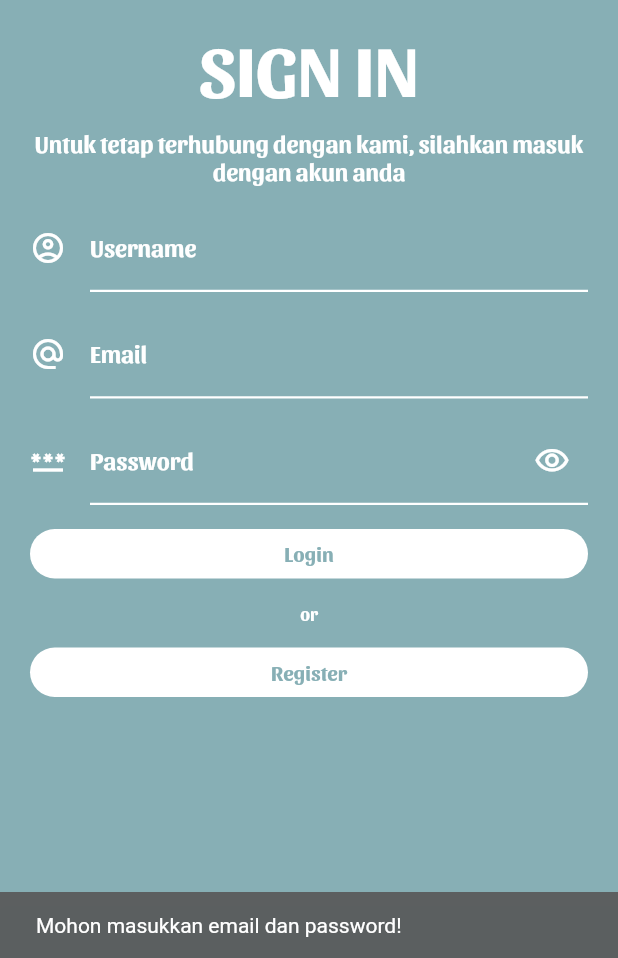
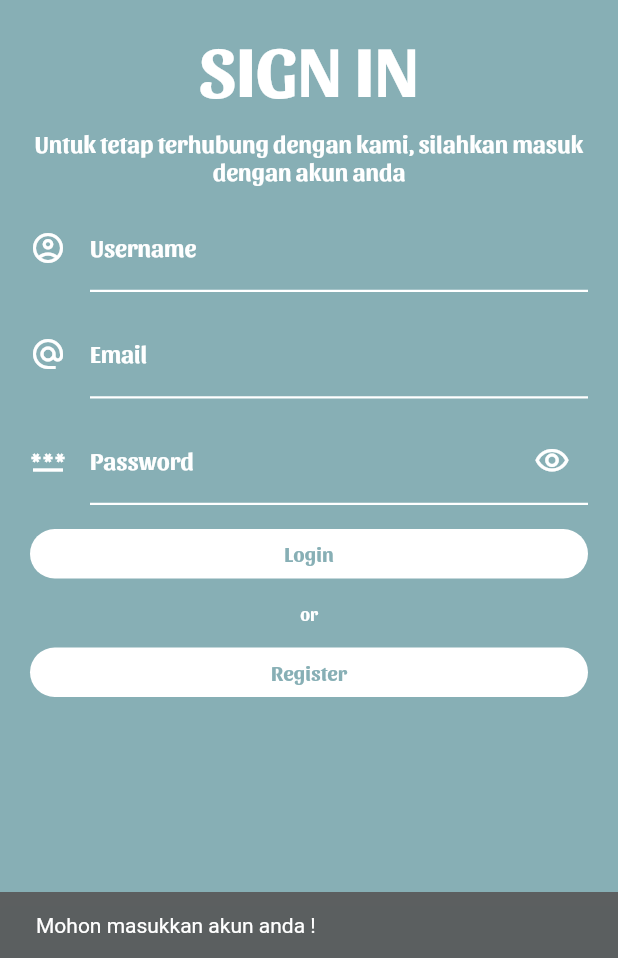
Before and after one commit to AldiSyah1/BackEnd-MSG, a Flutter app: the screen it shows after launch, after a tap on "Login", on a phone screen of 412 x 824 dp, the part 278-1236 px from its top. Run offline on Flutter 3.47's test engine with Material 2 defaults, Android fonts, the phone set to English and light mode, and no system bars; our stand-ins replace date_time_picker, firebase_auth, firebase_core, flutter_spinkit, image_picker, shared_preferences; accounts and stored records are empty.

Commit message:
Update login_view.dart

```diff
--- a/project/lib/screens/log_reg/login_view.dart
+++ b/project/lib/screens/log_reg/login_view.dart
@@ -51,40 +51,43 @@ class _LoginPageState extends State<LoginPage> {
 
   Future<void> loginUser(BuildContext context) async {
     final provLogin = Provider.of<UsersProvider>(context, listen: false);
+    final usernameText = username.text;
     final emailText = email.text;
     final passwordText = password.text;
 
-    if (emailText.isEmpty || passwordText.isEmpty) {
-      showSnackbar(context, 'Mohon masukkan email dan password!',
-          ColorPalette.textColor);
+    if (usernameText.isEmpty || emailText.isEmpty || passwordText.isEmpty) {
+      showSnackbar(
+          context, 'Mohon masukkan akun anda !', ColorPalette.textColor);
       return;
     }
 
+    final user = provLogin.usersList.firstWhere(
+      (user) =>
+          user.username == usernameText &&
+          user.email == emailText &&
+          user.password == passwordText,
+    );
     try {
-      UserCredential userCredential =
-          await FirebaseAuth.instance.signInWithEmailAndPassword(
-        email: emailText,
-        password: passwordText,
-      );
-
-      if (userCredential.user != null) {
+      UserCredential userCredential = await FirebaseAuth.instance
+          .signInWithEmailAndPassword(email: emailText, password: passwordText);
+      if (user != null) {
         final prefs = await SharedPreferences.getInstance();
-        await prefs.setBool('keepLoggedIn', true);
-        await prefs.setString('userId', userCredential.user!.uid);
-        provLogin.userDoLogin(userCredential.user!.uid);
+        await prefs.setBool(
+            'keepLoggedIn', true); // Ubah nilai menjadi true saat login.
+        await prefs.setString(
+            'userId', user.id); // Menyimpan user.id ke dalam SharedPreferences.
+        provLogin.userDoLogin(user.id);
         Navigator.pushReplacementNamed(context, "/homePage");
       } else {
-        showSnackbar(
-            context,
-            'Terjadi kesalahan saat login, periksa kembali email dan password Anda',
-            ColorPalette.textColor);
+        showSnackbar(context, 'User Tidak Ditemukan!', ColorPalette.textColor);
       }
     } catch (e) {
-      print('Error: $e');
+      print('Error : $e');
       showSnackbar(
-          context,
-          'Autentikasi Gagal, periksa email dan password Anda.',
-          ColorPalette.textColor);
+        context,
+        'Autentikasi Gagal, periksa email dan password Anda.',
+        ColorPalette.textColor,
+      );
     }
   }
 
```
